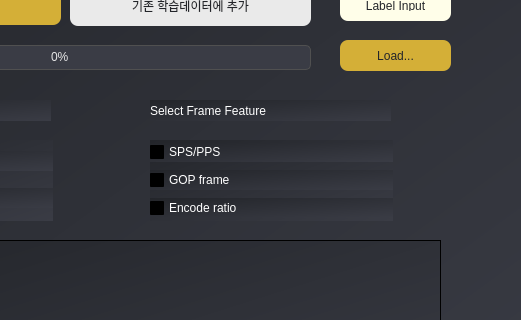
The window that AiFileDetector_2024/UI_Design/new.ui (jamemanionda/AiFileDetector_2024) describes before a commit, drawn with Qt 5; both pictures show x 281 to 802 and y 201 to 521 of the 955 by 737 pixel window.
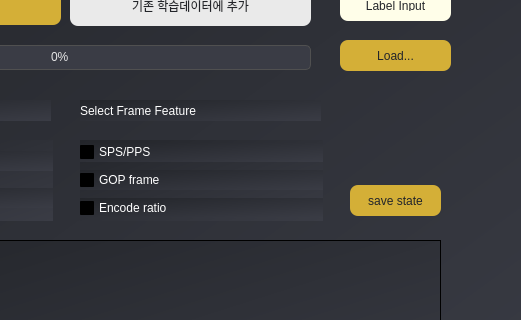
The same window after the commit. The open tabs and pages were chosen to show the change.

Patch:
```diff
--- a/AiFileDetector_2024/UI_Design/new.ui
+++ b/AiFileDetector_2024/UI_Design/new.ui
@@ -442,7 +442,7 @@
      <widget class="QLabel" name="label_9">
       <property name="geometry">
        <rect>
-        <x>410</x>
+        <x>340</x>
         <y>225</y>
         <width>241</width>
         <height>21</height>
@@ -459,7 +459,7 @@
      <widget class="QWidget" name="verticalLayoutWidget_3">
       <property name="geometry">
        <rect>
-        <x>410</x>
+        <x>340</x>
         <y>265</y>
         <width>243</width>
         <height>81</height>
@@ -600,6 +600,39 @@
        <string>기존 학습데이터에 추가</string>
       </property>
      </widget>
+     <widget class="QPushButton" name="stateButton">
+      <property name="geometry">
+       <rect>
+        <x>610</x>
+        <y>310</y>
+        <width>91</width>
+        <height>31</height>
+       </rect>
+      </property>
+      <property name="styleSheet">
+       <string notr="true">
+QPushButton {
+  background-color: rgb(212, 175, 55);
+  color: rgb(35, 37, 42);
+  font: bold 10pt &quot;Arial&quot;;
+  border-radius: 8px;
+  padding: 10px;
+}
+
+QPushButton:hover {
+  background-color: rgb(183, 149, 11);
+}
+
+QPushButton:pressed {
+  background-color: rgb(212, 175, 55);
+  border: 1px solid rgb(160, 130, 0);
+}
+</string>
+      </property>
+      <property name="text">
+       <string>save state</string>
+      </property>
+     </widget>
     </widget>
     <widget class="QWidget" name="tab">
      <attribute name="title">
```
Left out of the diff: 4 changed lines with no effect on the pictures.
